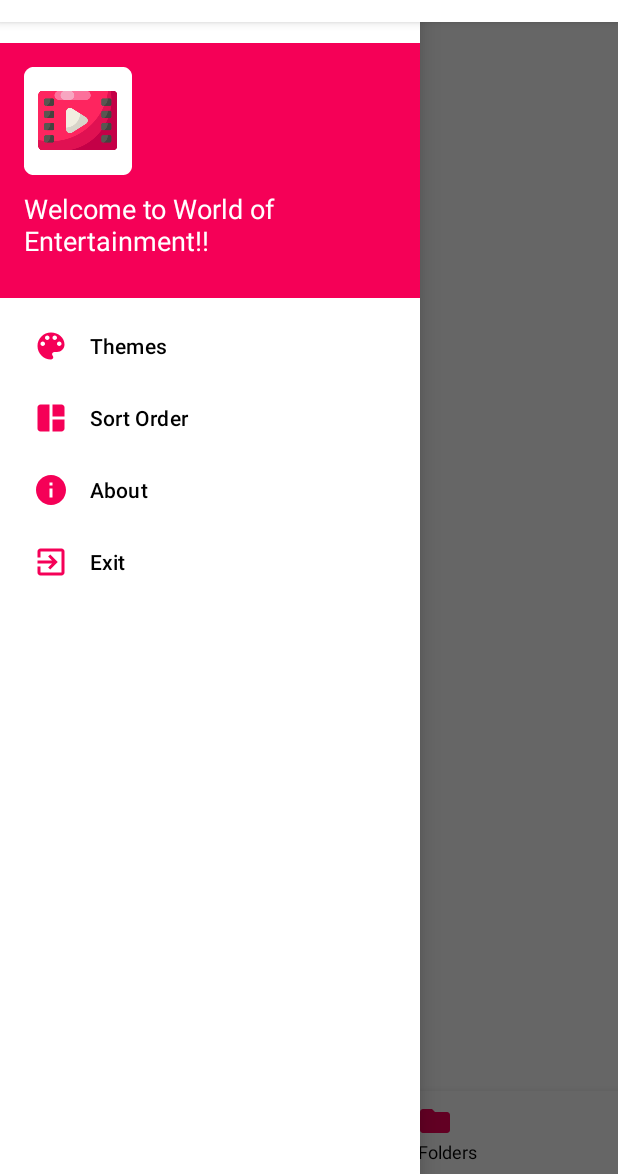
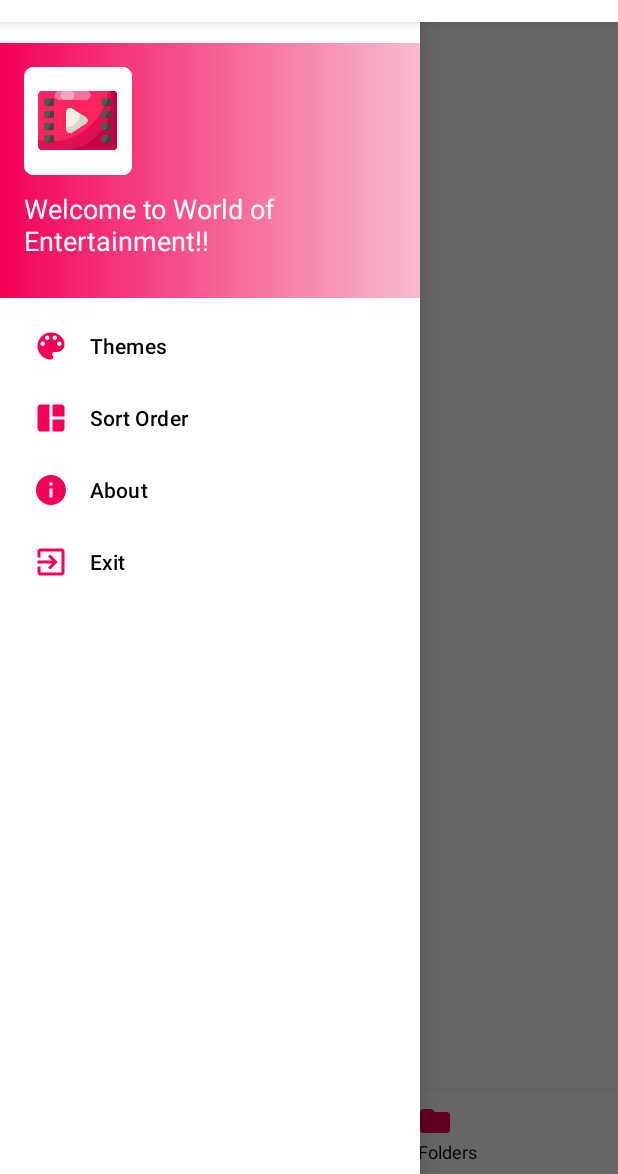
Before and after one commit to HarshAndroid/VideoPlayer, an Android app: the screen it shows after launch (MainActivity), after a tap on "Open", on a phone screen of 412 x 824 dp, the part 62-1236 px from its top. Run offline under Robolectric (Android 15) with nearby library versions, the phone set to English and light mode, and no system bars.

Commit message:
Initial Commit.

```diff
--- a/app/src/main/java/com/harshRajpurohit/videoPlayer/MainActivity.kt
+++ b/app/src/main/java/com/harshRajpurohit/videoPlayer/MainActivity.kt
@@ -10,6 +10,7 @@ import android.os.Bundle
 import android.provider.MediaStore
 import android.view.LayoutInflater
 import android.view.MenuItem
+import android.widget.LinearLayout
 import android.widget.Toast
 import androidx.appcompat.app.ActionBarDrawerToggle
 import androidx.appcompat.app.AppCompatActivity
@@ -123,6 +124,12 @@ class MainActivity : AppCompatActivity() {
     }
 
     override fun onOptionsItemSelected(item: MenuItem): Boolean {
+
+        val gradientList = arrayOf(R.drawable.pink_gradient, R.drawable.blue_gradient, R.drawable.purple_gradient, R.drawable.green_gradient
+        , R.drawable.red_gradient, R.drawable.black_gradient)
+
+        findViewById<LinearLayout>(R.id.gradientLayout).setBackgroundResource(gradientList[themeIndex])
+
         if(toggle.onOptionsItemSelected(item))
             return true
         return super.onOptionsItemSelected(item)
--- /dev/null
+++ b/app/src/main/res/drawable/black_gradient.xml
@@ -0,0 +1,9 @@
+<?xml version="1.0" encoding="utf-8"?>
+<shape xmlns:android="http://schemas.android.com/apk/res/android" android:shape="rectangle">
+
+    <gradient
+        android:startColor="@color/black"
+        android:endColor="@color/white"
+        android:type="linear" />
+
+</shape>
--- /dev/null
+++ b/app/src/main/res/drawable/blue_gradient.xml
@@ -0,0 +1,9 @@
+<?xml version="1.0" encoding="utf-8"?>
+<shape xmlns:android="http://schemas.android.com/apk/res/android" android:shape="rectangle">
+
+    <gradient
+        android:startColor="#0091EA"
+        android:endColor="#BBDEFB"
+        android:type="linear" />
+
+</shape>
--- /dev/null
+++ b/app/src/main/res/drawable/green_gradient.xml
@@ -0,0 +1,9 @@
+<?xml version="1.0" encoding="utf-8"?>
+<shape xmlns:android="http://schemas.android.com/apk/res/android" android:shape="rectangle">
+
+    <gradient
+        android:startColor="#64DD17"
+        android:endColor="#C8E6C9"
+        android:type="linear" />
+
+</shape>
--- /dev/null
+++ b/app/src/main/res/drawable/pink_gradient.xml
@@ -0,0 +1,9 @@
+<?xml version="1.0" encoding="utf-8"?>
+<shape xmlns:android="http://schemas.android.com/apk/res/android" android:shape="rectangle">
+
+    <gradient
+        android:startColor="#F50057"
+        android:endColor="#F8BBD0"
+        android:type="linear" />
+
+</shape>
--- /dev/null
+++ b/app/src/main/res/drawable/purple_gradient.xml
@@ -0,0 +1,9 @@
+<?xml version="1.0" encoding="utf-8"?>
+<shape xmlns:android="http://schemas.android.com/apk/res/android" android:shape="rectangle">
+
+    <gradient
+        android:startColor="#FF6200EE"
+        android:endColor="#D1C4E9"
+        android:type="linear" />
+
+</shape>
--- /dev/null
+++ b/app/src/main/res/drawable/red_gradient.xml
@@ -0,0 +1,9 @@
+<?xml version="1.0" encoding="utf-8"?>
+<shape xmlns:android="http://schemas.android.com/apk/res/android" android:shape="rectangle">
+
+    <gradient
+        android:startColor="#FFCC0000"
+        android:endColor="#FFCCCB"
+        android:type="linear" />
+
+</shape>
--- a/app/src/main/res/layout/nav_header.xml
+++ b/app/src/main/res/layout/nav_header.xml
@@ -1,5 +1,6 @@
 <?xml version="1.0" encoding="utf-8"?>
 <LinearLayout xmlns:android="http://schemas.android.com/apk/res/android"
+    android:id="@+id/gradientLayout"
     android:orientation="vertical"
     android:layout_width="match_parent"
     android:layout_height="170dp"
```
